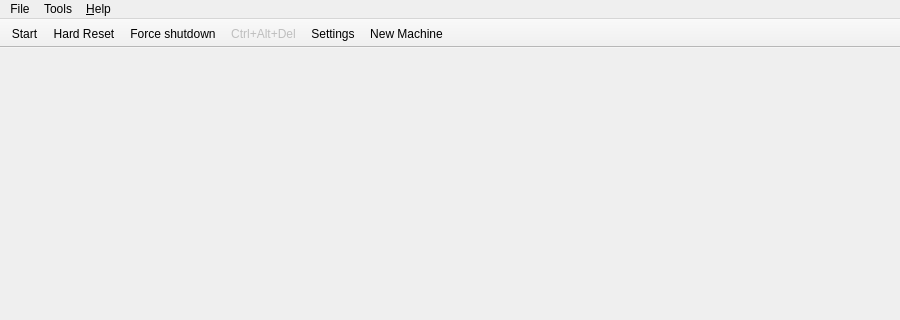
86Box/86Box, file src/qt/qt_vmmanager_mainwindow.ui: the form before one commit; both pictures show x 0 to 900 and y 0 to 320 of the 900 by 600 pixel window.
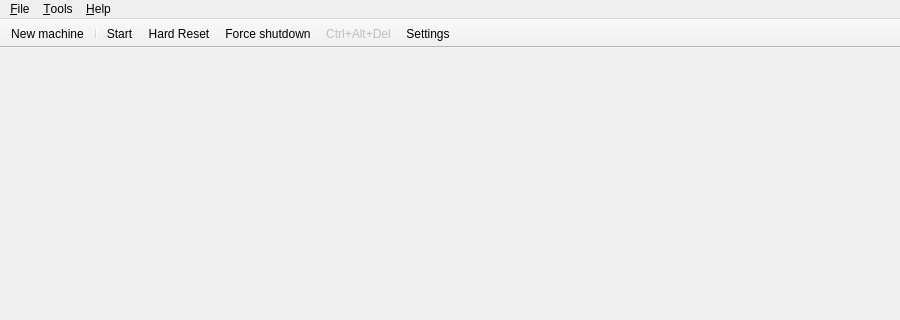
The form after the commit. Icons and pictures are not drawn.

Diff of the .ui file:
```diff
--- a/src/qt/qt_vmmanager_mainwindow.ui
+++ b/src/qt/qt_vmmanager_mainwindow.ui
@@ -25,14 +25,14 @@
    </property>
    <widget class="QMenu" name="menuTools">
     <property name="title">
-     <string>Tools</string>
+     <string>&amp;Tools</string>
     </property>
     <addaction name="actionPreferences"/>
     <addaction name="actionCheck_for_updates"/>
    </widget>
    <widget class="QMenu" name="menuFile">
     <property name="title">
-     <string>File</string>
+     <string>&amp;File</string>
     </property>
     <addaction name="actionNew_Machine"/>
     <addaction name="separator"/>
@@ -73,12 +73,13 @@
    <attribute name="toolBarBreak">
     <bool>false</bool>
    </attribute>
+   <addaction name="actionNew_Machine"/>
+   <addaction name="separator"/>
    <addaction name="actionStartPause"/>
    <addaction name="actionHard_Reset"/>
    <addaction name="actionForce_Shutdown"/>
    <addaction name="actionCtrl_Alt_Del"/>
    <addaction name="actionSettings"/>
-   <addaction name="actionNew_Machine"/>
   </widget>
   <action name="actionStartPause">
    <property name="checkable">
@@ -89,7 +90,7 @@
      <normaloff>:/menuicons/qt/icons/run.ico</normaloff>:/menuicons/qt/icons/run.ico</iconset>
    </property>
    <property name="text">
-    <string>Start</string>
+    <string>&amp;Start</string>
    </property>
    <property name="iconVisibleInMenu">
     <bool>false</bool>
@@ -116,7 +117,7 @@
      <normaloff>:/menuicons/qt/icons/acpi_shutdown.ico</normaloff>:/menuicons/qt/icons/acpi_shutdown.ico</iconset>
    </property>
    <property name="text">
-    <string>Force shutdown</string>
+    <string>&amp;Force shutdown</string>
    </property>
    <property name="toolTip">
     <string>Force shutdown</string>
@@ -173,7 +174,7 @@
      <normaloff>:/settings/qt/icons/86Box-yellow.ico</normaloff>:/settings/qt/icons/86Box-yellow.ico</iconset>
    </property>
    <property name="text">
-    <string>New Machine</string>
+    <string>&amp;New machine...</string>
    </property>
    <property name="toolTip">
     <string>New Machine</string>
```
Left out of the diff: 14 changed lines with no effect on the pictures.
